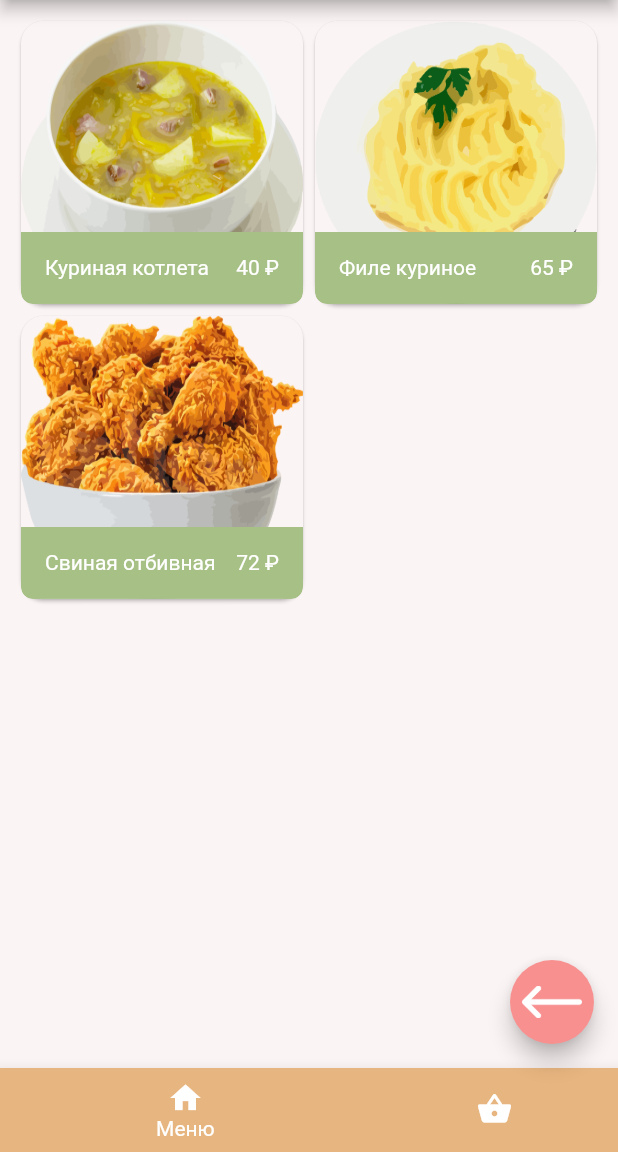
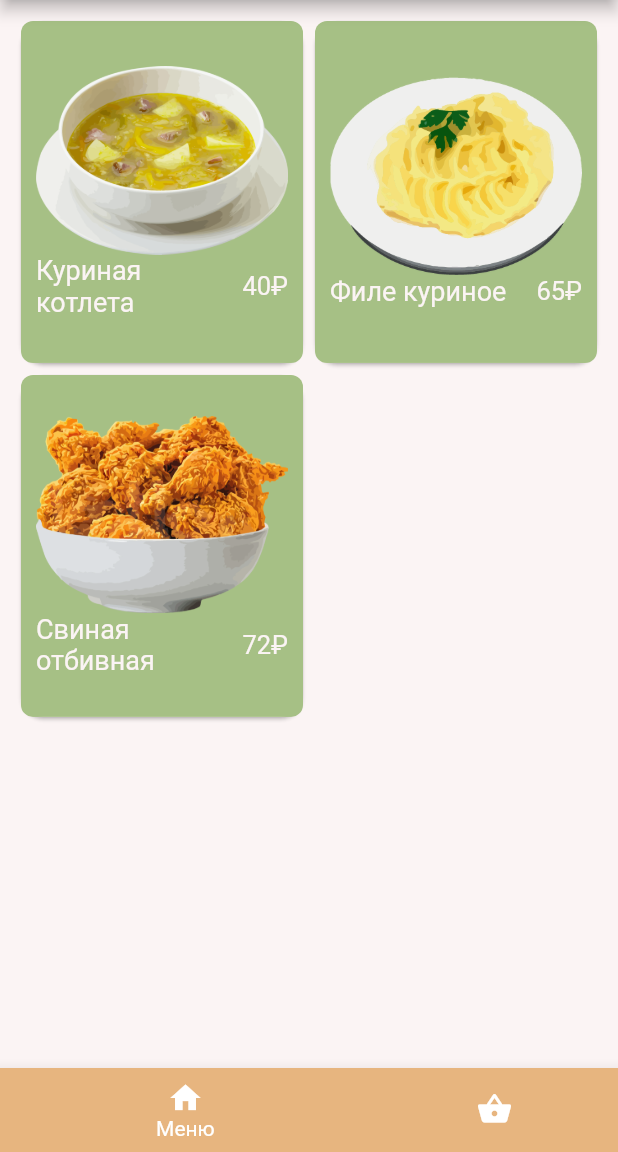
Before and after one commit to RemaFastR/canteen_app, a Flutter app: the screen it shows after launch, after a tap on "Гарниры", on a phone screen of 412 x 824 dp, the part 84-1236 px from its top. Run offline on Flutter 3.47's test engine with Material 2 defaults, Android fonts, the phone set to English and light mode, and no system bars; our stand-ins replace rxdart.

Commit message:
added the ability to add a product to the cart and work with it

```diff
--- a/lib/Models/product.dart
+++ b/lib/Models/product.dart
@@ -1,15 +1,17 @@
 class Product {
+  int id;
   String title;
   String image;
-  String cost;
+  int cost;
   String grammar;
   String description;
 
-  Product(String title, String image, int cost, String grammar,
+  Product(int id, String title, String image, int cost, String grammar,
       String description) {
+    this.id = id;
     this.title = title;
     this.image = image;
-    this.cost = cost.toString() + ' ₽';
+    this.cost = cost;
     this.grammar = grammar.toString() + 'гр';
     this.description = description;
   }
--- a/lib/SelectCategoryScreen/select_category_screen.dart
+++ b/lib/SelectCategoryScreen/select_category_screen.dart
@@ -70,7 +70,7 @@ class ProductsListWidget extends StatelessWidget {
           gridDelegate: SliverGridDelegateWithFixedCrossAxisCount(
             crossAxisCount: 2,
             childAspectRatio:
-                (1.8 * ScreenSize.itemWidth / ScreenSize.itemHeight),
+                (1.5 * ScreenSize.itemWidth / (ScreenSize.itemHeight)),
           ),
           itemBuilder: (BuildContext context, int index) {
             return InkWell(
@@ -86,6 +86,8 @@ class ProductsListWidget extends StatelessWidget {
                         child: Opacity(
                             opacity: a1.value,
                             child: CustomDialog(
+                              productId: products[index].id,
+                              title: products[index].title,
                               description: products[index].description,
                               grammar: products[index].grammar,
                               cost: products[index].cost,
@@ -106,30 +108,69 @@ class ProductsListWidget extends StatelessWidget {
                   ),
                   color: titlesColor,
                   child: ClipRRect(
-                      borderRadius: BorderRadius.circular(8.0),
-                      child: GridTile(
-                          footer: Material(
-                            color: Colors.transparent,
-                            shape: const RoundedRectangleBorder(
-                                borderRadius: BorderRadius.vertical(
-                                    bottom: Radius.circular(8))),
-                            clipBehavior: Clip.antiAlias,
-                            child: GridTileBar(
-                              backgroundColor: cardsColor,
-                              title: Row(
+                    borderRadius: BorderRadius.circular(8.0),
+                    child: Container(
+                        color: cardsColor,
+                        padding: EdgeInsets.all(10),
+                        child: Column(
+                            mainAxisAlignment: MainAxisAlignment.center,
+                            crossAxisAlignment: CrossAxisAlignment.center,
+                            children: [
+                              Image.asset(
+                                products[index].image,
+                                fit: BoxFit.fill,
+                              ),
+                              Row(
                                 mainAxisAlignment:
                                     MainAxisAlignment.spaceBetween,
                                 children: [
-                                  Text(products[index].title),
-                                  Text(products[index].cost),
+                                  Expanded(
+                                    child: Text(
+                                      products[index].title,
+                                      style: TextStyle(
+                                        color: titlesColor,
+                                        fontSize: 18,
+                                      ),
+                                    ),
+                                  ),
+                                  Container(
+                                      child: Text(
+                                          products[index].cost.toString() + '₽',
+                                          style: TextStyle(
+                                              color: titlesColor,
+                                              fontSize: 17))),
                                 ],
                               ),
-                            ),
-                          ),
-                          child: Image.asset(
-                            products[index].image,
-                            fit: BoxFit.fill,
-                          )))),
+                            ])),
+                  )
+                  //ClipRRect(
+                  //     borderRadius: BorderRadius.circular(8.0),
+                  //     child: GridTile(
+                  //         footer: Material(
+                  //           color: Colors.transparent,
+                  //           shape: const RoundedRectangleBorder(
+                  //               borderRadius: BorderRadius.vertical(
+                  //                   bottom: Radius.circular(8))),
+                  //           clipBehavior: Clip.antiAlias,
+                  //           child: GridTileBar(
+                  //             backgroundColor: cardsColor,
+                  //             title: Row(
+                  //               mainAxisAlignment:
+                  //                   MainAxisAlignment.spaceBetween,
+                  //               children: [
+                  //                 Container(child: Text(products[index].title)),
+                  //                 Container(
+                  //                     child: Text(
+                  //                         products[index].cost.toString())),
+                  //               ],
+                  //             ),
+                  //           ),
+                  //         ),
+                  //         child: Image.asset(
+                  //           products[index].image,
+                  //           fit: BoxFit.fill,
+                  //         )))
+                  ),
             );
           }),
     );
@@ -137,13 +178,16 @@ class ProductsListWidget extends StatelessWidget {
 }
 
 class CustomDialog extends StatelessWidget {
-  final String description, grammar, cost, imgSrc;
+  final String title, description, grammar, imgSrc;
+  final int productId, cost;
 
   CustomDialog(
-      {@required this.description,
+      {@required this.productId,
+      @required this.description,
       @required this.grammar,
       @required this.cost,
-      this.imgSrc});
+      this.imgSrc,
+      this.title});
 
   @override
   Widget build(BuildContext context) {
@@ -179,7 +223,7 @@ class CustomDialog extends StatelessWidget {
                       style: TextStyle(color: productInfoColor, fontSize: 19),
                     ),
                     Text(
-                      cost,
+                      cost.toString() + '₽',
                       style:
                           TextStyle(color: orderProductCostColor, fontSize: 19),
                     ),
@@ -197,6 +241,8 @@ class CustomDialog extends StatelessWidget {
                         fillColor: cardsColor,
                         splashColor: cardsColor,
                         onPressed: () {
+                          categoryBloc.addInOrder(this.productId, this.title,
+                              this.imgSrc, this.cost);
                           _showToast(scaffoldContext);
                           Navigator.of(context).pop(); // To close the dialog
                         },
--- a/lib/TabbedScreen/tabbed_screen.dart
+++ b/lib/TabbedScreen/tabbed_screen.dart
@@ -46,17 +46,6 @@ class _TabbedScreenState extends State<TabbedScreen> {
                   )),
             ]),
       ),
-      floatingActionButton: FloatingActionButton(
-        backgroundColor: const Color.fromRGBO(248, 144, 144, 1),
-        foregroundColor: Colors.black,
-        onPressed: () {
-          Navigator.of(context).pop();
-        },
-        child: Padding(
-          padding: const EdgeInsets.all(8.0),
-          child: Image.asset('assets/images/icons/arrow_back.png'),
-        ),
-      ),
     );
   }
 
--- a/lib/main.dart
+++ b/lib/main.dart
@@ -1,11 +1,14 @@
 import 'package:canteen_app/TabbedScreen/tabbed_screen.dart';
 import 'package:flutter/material.dart';
 
+import 'Models/order.dart';
 import 'functional/attributes.dart';
 
 void main() {
   runApp(MyApp());
 }
+
+final List<ProductForOrder> orderProductsList = List<ProductForOrder>();
 
 class MyApp extends StatelessWidget {
   @override
```
Also changed, not shown: lib/Models/order.dart (added, +38 -0 lines), lib/OrderScreen/order_bloc.dart (+89 -0 lines), lib/OrderScreen/order_screen.dart (+113 -61 lines), lib/SelectCategoryScreen/select_category_bloc.dart (+12 -0 lines), lib/SelectCategoryScreen/select_category_repos.dart (+66 -23 lines), 3 other files.
